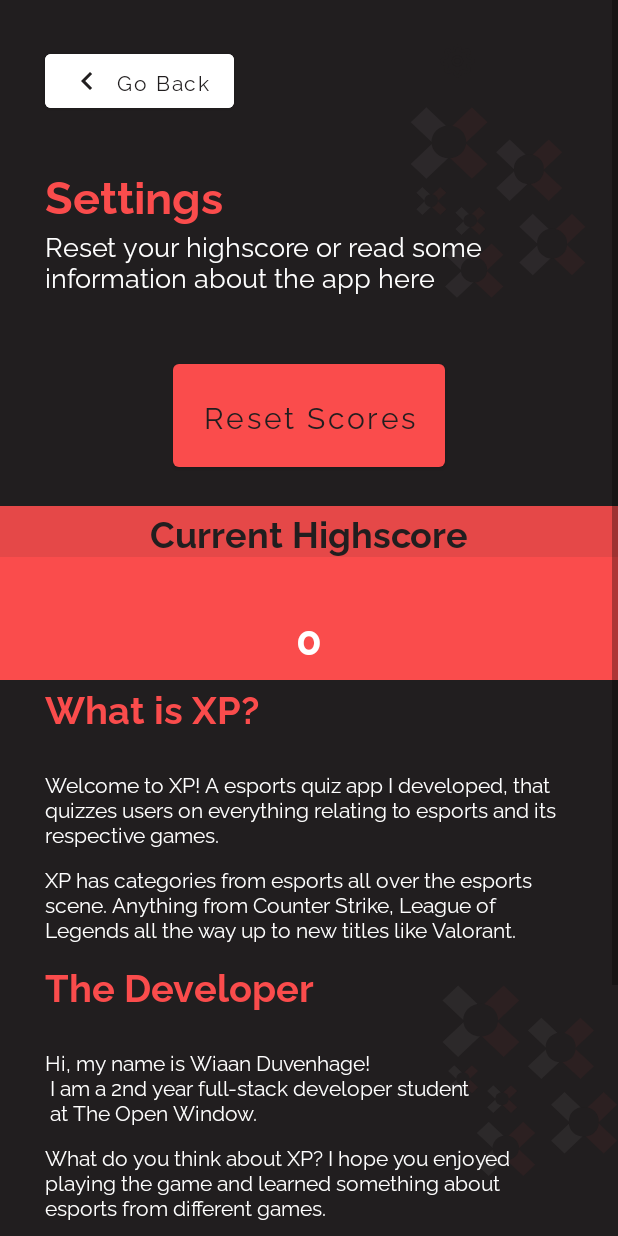
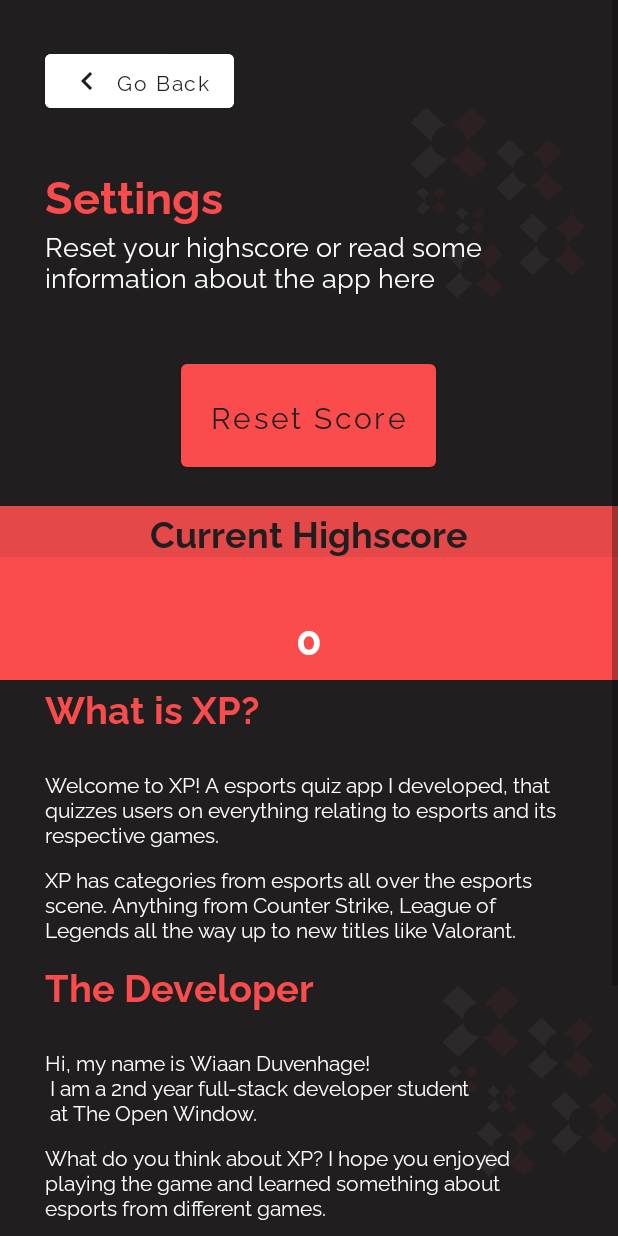
Before and after one commit to WiaanDuvenhage-200307/XP, an Android app: the screen it shows after launch (SettingsActivity), after a tap on an icon or button, on a phone screen of 412 x 824 dp. Run offline under Robolectric (Android 15) with nearby library versions, the phone set to English and light mode, and no system bars.

Commit message:
Added GIF + Strings

```diff
--- a/app/build.gradle
+++ b/app/build.gradle
@@ -36,6 +36,7 @@ android {
 
 dependencies {
 
+    implementation 'pl.droidsonroids.gif:android-gif-drawable:1.2.17'
     implementation 'androidx.core:core-ktx:1.7.0'
     implementation 'androidx.appcompat:appcompat:1.4.2'
     implementation 'com.google.android.material:material:1.6.1'
--- a/app/src/main/java/com/example/xp/SplashActivity.kt
+++ b/app/src/main/java/com/example/xp/SplashActivity.kt
@@ -15,10 +15,9 @@ class SplashActivity : AppCompatActivity() {
         this.getWindow().setFlags(WindowManager.LayoutParams.FLAG_FULLSCREEN, WindowManager.LayoutParams.FLAG_FULLSCREEN)
         setContentView(R.layout.activity_splash)
 
-
         Handler().postDelayed({
             val intent = Intent(this, HomeActivity::class.java)
             startActivity(intent)
-        }, 2000)
+        }, 4000)
     }
 }
--- a/app/src/main/res/layout/activity_settings.xml
+++ b/app/src/main/res/layout/activity_settings.xml
@@ -17,12 +17,12 @@
             android:id="@+id/btn_back"
             android:layout_width="wrap_content"
             android:layout_height="wrap_content"
-            android:text="Go Back"
+            android:text="@string/goBack"
             android:textAllCaps="false"
             android:fontFamily="@font/ralewayregular"
             app:icon="@drawable/ic_arrow_left"
             android:textColor="@color/black"
-            android:layout_marginLeft="30dp"
+            android:layout_marginStart="30dp"
             android:layout_marginTop="30dp"
             android:backgroundTint="@color/white"/>
 
@@ -30,11 +30,11 @@
             android:layout_width="match_parent"
             android:layout_height="wrap_content"
             android:fontFamily="@font/ralewaybold"
-            android:text="Settings"
+            android:text="@string/settingsHead"
             android:textColor="@color/red"
             android:textSize="30sp"
             android:layout_marginTop="30dp"
-            android:layout_marginLeft="30dp"
+            android:layout_marginStart="30dp"
             />
 
         <TextView
@@ -46,7 +46,7 @@
             android:paddingLeft="30dp"
             android:paddingRight="30dp"
             android:layout_marginBottom="40dp"
-            android:text="Reset your highscore or read some information about the app here"/>
+            android:text="@string/settingsSubHead"/>
 
         <com.google.android.material.button.MaterialButton
             android:id="@+id/btn_reset"
@@ -54,7 +54,7 @@
             android:layout_height="wrap_content"
             android:padding="20dp"
             android:textSize="20sp"
-            android:text="Reset Scores"
+            android:text="@string/resetScores"
             android:layout_gravity="center"
             android:fontFamily="@font/ralewayregular"
             android:textColor="@color/black"
@@ -64,7 +64,7 @@
         <TextView
             android:layout_width="match_parent"
             android:layout_height="wrap_content"
-            android:text="Current Highscore"
+            android:text="@string/currHighScore"
             android:gravity="center"
             android:textColor="@color/black"
             android:fontFamily="@font/ralewaybold"
@@ -78,7 +78,7 @@
             android:background="@color/red"
             android:textSize="16sp"
             android:paddingTop="10dp"
-            android:text="None"
+            android:text="@string/none"
             android:gravity="center"
             android:fontFamily="@font/ralewayregular"
             android:textColor="@color/white"
@@ -91,7 +91,7 @@
             android:background="@color/red"
             android:paddingBottom="10dp"
             android:textSize="28sp"
-            android:text="None"
+            android:text="@string/none"
             android:gravity="center"
             android:fontFamily="@font/ralewaybold"
             android:textColor="@color/white"
@@ -100,11 +100,12 @@
         <TextView
             android:layout_width="match_parent"
             android:layout_height="wrap_content"
-            android:text="What is XP?"
+            android:text="@string/aboutAppHead"
             android:fontFamily="@font/ralewaybold"
             android:textColor="@color/red"
             android:textSize="25sp"
-            android:paddingLeft="30sp"
+            android:paddingStart="30sp"
+            android:paddingEnd="30sp"
             android:layout_marginBottom="23dp"/>
 
         <TextView
@@ -133,11 +134,12 @@
         <TextView
             android:layout_width="match_parent"
             android:layout_height="wrap_content"
-            android:text="The Developer"
+            android:text="@string/theDev"
             android:fontFamily="@font/ralewaybold"
             android:textColor="@color/red"
             android:textSize="25sp"
-            android:paddingLeft="30sp"
+            android:paddingStart="30sp"
+            android:paddingEnd="30sp"
             android:layout_marginBottom="23dp"/>
 
         <TextView
@@ -173,7 +175,7 @@
             android:layout_height="wrap_content"
             android:fontFamily="@font/ralewayregular"
             android:textColor="@color/white"
-            android:text="This is Me"
+            android:text="@string/imgCaption"
             android:textAlignment="center"
             android:layout_marginBottom="20dp"/>
 
@@ -183,19 +185,21 @@
             android:layout_height="wrap_content"
             android:orientation="horizontal"
             android:gravity="center"
-            android:layout_marginBottom="20dp">
+            android:layout_marginBottom="20dp"
+            tools:ignore="UseCompoundDrawables">
 
             <ImageView
                 android:layout_width="50dp"
                 android:layout_height="50dp"
                 android:src="@drawable/github"
                 android:layout_gravity="center"
-                android:layout_marginRight="10dp"/>
+                android:layout_marginEnd="10dp"
+                tools:ignore="ContentDescription" />
 
             <TextView
                 android:layout_width="wrap_content"
                 android:layout_height="wrap_content"
-                android:text="WiaanDuvenhage-200307"
+                android:text="@string/github"
                 android:layout_gravity="center"
                 android:fontFamily="@font/ralewaybold"
                 android:textColor="@color/white"/>
--- a/app/src/main/res/values/strings.xml
+++ b/app/src/main/res/values/strings.xml
@@ -13,10 +13,20 @@
     <string name="restart">Start Over</string>
 
     <!-- Setting Strings-->
+    <string name="goBack">Go Back</string>
+    <string name="settingsHead">Settings</string>
+    <string name="settingsSubHead">Reset your highscore or read some information about the app here</string>
+    <string name="aboutAppHead">What is XP?</string>
     <string name="aboutApp">Welcome to XP! A esports quiz app I developed, that quizzes users on everything relating to esports and its respective games.</string>
     <string name="aboutApp2">XP has categories from esports all over the esports scene. Anything from Counter Strike, League of Legends all the way up to new titles like Valorant.</string>
     <string name="aboutMe">Hi, my name is Wiaan Duvenhage! \n I am a 2nd year full-stack developer student \n at The Open Window.</string>
     <string name="aboutMe2">What do you think about XP? I hope you enjoyed playing the game and learned something about esports from different games.</string>
+    <string name="resetScores">Reset Score</string>
+    <string name="currHighScore">Current Highscore</string>
+    <string name="none">None</string>
+    <string name="theDev">The Developer</string>
+    <string name="imgCaption">This is me</string>
+    <string name="github">WiaanDuvenhage-200307</string>
 
     <!-- Modal String -->
     <string name="dialogHeading">Current Highscore</string>
```
Also changed, not shown: app/src/main/res/layout/activity_splash.xml (+38 -2 lines), app/src/main/res/drawable-v24/xp_gif.gif (added), app/src/main/res/drawable/xpword.png (added).
